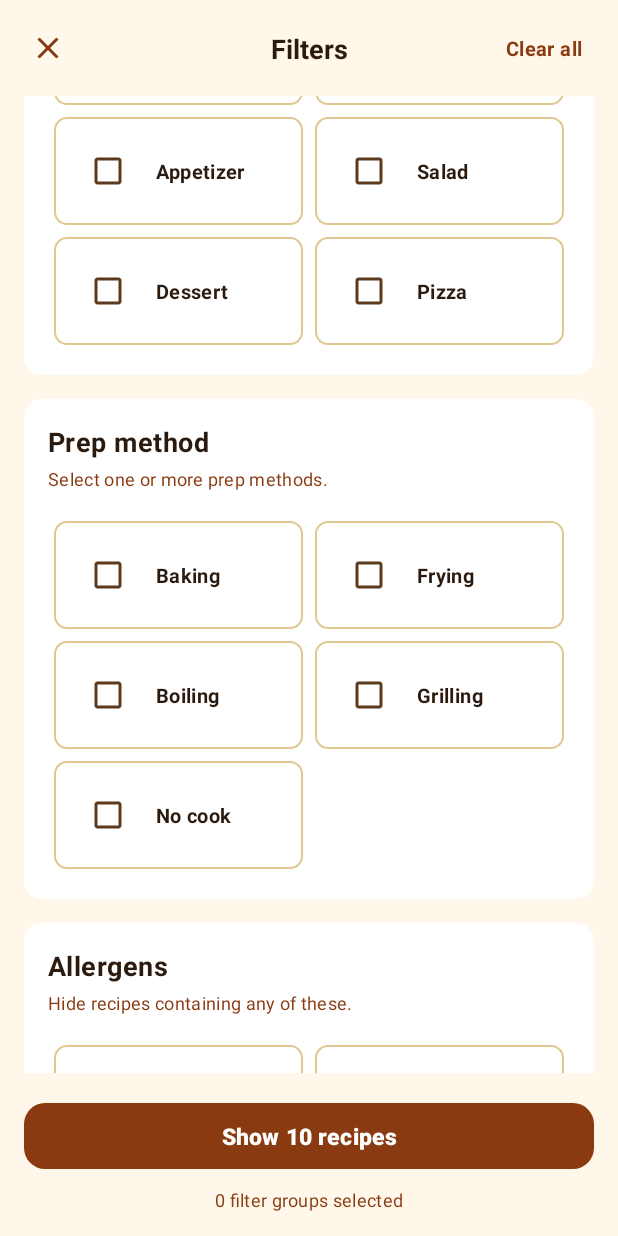
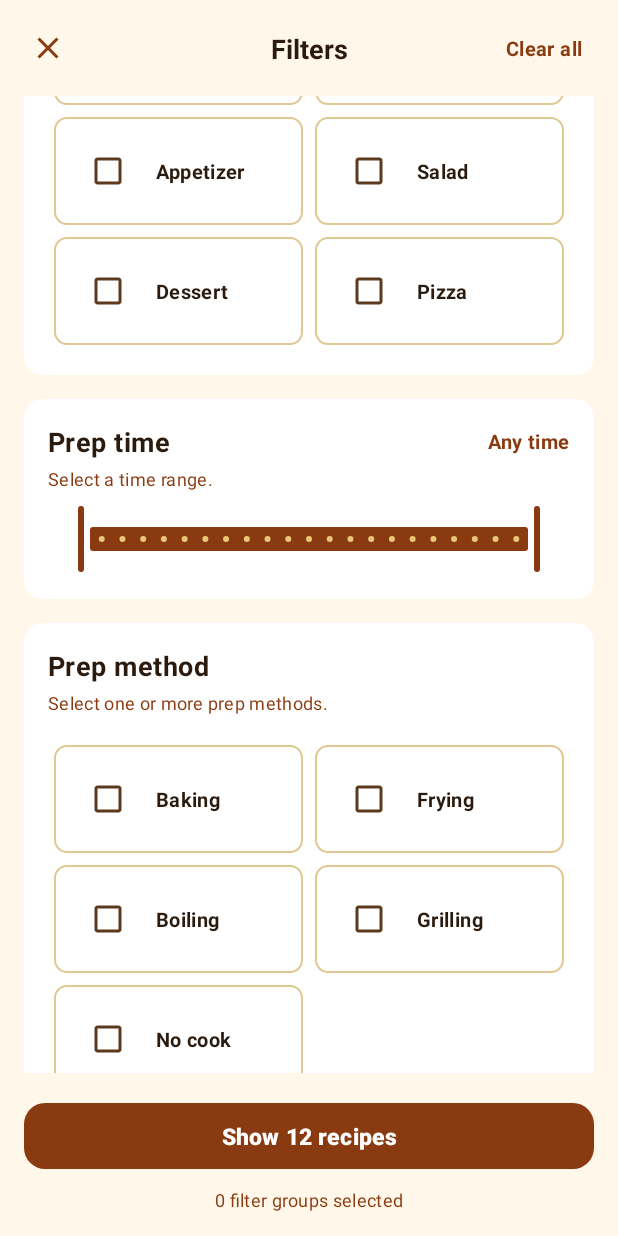
Before and after one commit to milicacorilic/mobilne-aplikacije-projekat-2026, an Android app: the FiltersFragment screen opened through its navigation route, scrolled down 1366 dp, on a phone screen of 412 x 824 dp. Run offline under Robolectric (Android 15) with nearby library versions, the phone set to English and light mode, and no system bars; our stand-ins replace navigation-ui.

Commit message:
feat: add prep time slider and update sample data

```diff
--- a/app/src/main/java/com/example/recipe_app/model/FakeData.java
+++ b/app/src/main/java/com/example/recipe_app/model/FakeData.java
@@ -58,6 +58,17 @@ public class FakeData {
                 "Rich and moist.",
                 DishType.CAKE, MealType.DESSERT, DietType.VEGETARIAN, PrepMethod.BAKING,
                 new Allergen[]{Allergen.GLUTEN, Allergen.LACTOSE}));
+        list.add(makeRecipe(11, "Lentil Soup", "Pera Peric", 4, 40, "lentil_soup", 4.5f,
+                "Hearty and warming.",
+                DishType.SOUP, MealType.LUNCH, DietType.LENT, PrepMethod.BOILING,
+                new Allergen[]{}));
+
+        list.add(makeRecipe(12, "Chrono salad", "Pera Peric", 2, 20, "chrono_salad", 4.2f,
+                "Light and balanced.",
+                DishType.VEGETABLE_DISH, MealType.SALAD, DietType.CHRONO, PrepMethod.NO_COOK,
+                new Allergen[]{}));
+
+        for (Recipe r : list) r.Steps.addAll(getSteps());
 
         for (Recipe r : list) r.Steps.addAll(getSteps());
         return list;
--- a/app/src/main/java/com/example/recipe_app/ui/search/FiltersFragment.java
+++ b/app/src/main/java/com/example/recipe_app/ui/search/FiltersFragment.java
@@ -1,6 +1,7 @@
 package com.example.recipe_app.ui.search;
 
 import android.os.Bundle;
+import android.view.LayoutInflater;
 import android.view.View;
 import android.widget.LinearLayout;
 import android.widget.TextView;
@@ -21,6 +22,7 @@ import com.example.recipe_app.model.enums.MealType;
 import com.example.recipe_app.model.enums.PrepMethod;
 import com.example.recipe_app.util.DisplayNames;
 import com.google.android.material.button.MaterialButton;
+import com.google.android.material.slider.RangeSlider;
 
 import java.util.ArrayList;
 import java.util.List;
@@ -35,6 +37,7 @@ public class FiltersFragment extends Fragment {
     private MaterialButton buttonShowRecipes;
     private TextView textGroupsSelected;
     private LinearLayout sectionsContainer;
+    private TextView textTimeRangeLabel;
 
     public FiltersFragment() {
         super(R.layout.fragment_filters);
@@ -78,7 +81,7 @@ public class FiltersFragment extends Fragment {
     }
 
     private void buildSections() {
-        // 1. Dish type
+        // 1. Dish Type
         DishType[] dishValues = DishType.values();
         String[] dishLabels = new String[dishValues.length];
         for (int i = 0; i < dishValues.length; i++) {
@@ -89,7 +92,7 @@ public class FiltersFragment extends Fragment {
                 getString(R.string.filters_dish_type_helper),
                 dishValues, dishLabels, draftFilter.dishTypes);
 
-        // 2. Diet type
+        // 2. Diet Type (Excluding REGULAR)
         List<DietType> dietList = new ArrayList<>();
         for (DietType d : DietType.values()) {
             if (d != DietType.REGULAR) dietList.add(d);
@@ -115,7 +118,10 @@ public class FiltersFragment extends Fragment {
                 getString(R.string.filters_meal_helper),
                 mealValues, mealLabels, draftFilter.mealTypes);
 
-        // 4. Prep method
+        // 4. Prep Time (Inserted after Meal)
+        addTimeSection();
+
+        // 5. Prep Method
         PrepMethod[] methodValues = PrepMethod.values();
         String[] methodLabels = new String[methodValues.length];
         for (int i = 0; i < methodValues.length; i++) {
@@ -126,7 +132,7 @@ public class FiltersFragment extends Fragment {
                 getString(R.string.filters_method_helper),
                 methodValues, methodLabels, draftFilter.prepMethods);
 
-        // 5. Allergens
+        // 6. Allergens
         Allergen[] allergenValues = Allergen.values();
         String[] allergenLabels = new String[allergenValues.length];
         for (int i = 0; i < allergenValues.length; i++) {
@@ -146,6 +152,49 @@ public class FiltersFragment extends Fragment {
         sectionsContainer.addView(section);
     }
 
+    private void addTimeSection() {
+        View timeView = LayoutInflater.from(requireContext()).inflate(R.layout.view_filter_time_section, sectionsContainer, false);
+
+        RangeSlider slider = timeView.findViewById(R.id.rangeSlider);
+        textTimeRangeLabel = timeView.findViewById(R.id.textTimeRangeLabel);
+
+        // Format the bubble labels on the thumbs
+        slider.setLabelFormatter(v -> DisplayNames.time(Math.round(v)));
+
+        // Set initial values from the draft
+        List<Float> values = new ArrayList<>();
+        values.add((float) draftFilter.minMinutes);
+        values.add((float) draftFilter.maxMinutes);
+        slider.setValues(values);
+
+        updateTimeLabel(draftFilter.minMinutes, draftFilter.maxMinutes);
+
+        slider.addOnChangeListener((rangeSlider, value, fromUser) -> {
+            List<Float> currentValues = rangeSlider.getValues();
+            int min = Math.round(currentValues.get(0));
+            int max = Math.round(currentValues.get(1));
+
+            draftFilter.minMinutes = min;
+            draftFilter.maxMinutes = max;
+
+            updateTimeLabel(min, max);
+            updateBottomBar();
+        });
+
+        sectionsContainer.addView(timeView);
+    }
+
+    private void updateTimeLabel(int min, int max) {
+        if (min == RecipeFilter.DEFAULT_MIN_TIME && max == RecipeFilter.DEFAULT_MAX_TIME) {
+            textTimeRangeLabel.setText(R.string.filters_time_any);
+        } else {
+            String minStr = DisplayNames.time(min);
+            // Show "2 hr+" if the upper limit is at the default maximum
+            String maxStr = (max == RecipeFilter.DEFAULT_MAX_TIME) ? "2 hr+" : DisplayNames.time(max);
+            textTimeRangeLabel.setText(minStr + " – " + maxStr);
+        }
+    }
+
     private void updateBottomBar() {
         int groups = draftFilter.activeGroupCount();
         textGroupsSelected.setText(getResources().getQuantityString(
--- a/app/src/main/java/com/example/recipe_app/util/DisplayNames.java
+++ b/app/src/main/java/com/example/recipe_app/util/DisplayNames.java
@@ -48,8 +48,16 @@ public class DisplayNames {
         return formatEnum(allergen.name());
     }
 
+    public static String time(int minutes) {
+        if (minutes < 60) return minutes + " min";
+        int hours = minutes / 60;
+        int mins = minutes % 60;
+        if (mins == 0) return hours + " hr";
+        return hours + " hr " + mins + " min";
+    }
+
     private static String formatEnum(String name) {
-        String formatted = name.replace("_", " ").toLowerCase(java.util.Locale.ROOT);
-        return formatted.substring(0, 1).toUpperCase(java.util.Locale.ROOT) + formatted.substring(1);
+        String formatted = name.replace("_", " ").toLowerCase(Locale.ROOT);
+        return formatted.substring(0, 1).toUpperCase(Locale.ROOT) + formatted.substring(1);
     }
 }
--- /dev/null
+++ b/app/src/main/res/layout/view_filter_time_section.xml
@@ -0,0 +1,55 @@
+<?xml version="1.0" encoding="utf-8"?>
+<com.google.android.material.card.MaterialCardView xmlns:android="http://schemas.android.com/apk/res/android"
+    xmlns:app="http://schemas.android.com/apk/res-auto"
+    style="@style/Widget.App.CardView"
+    android:layout_width="match_parent"
+    android:layout_height="wrap_content"
+    android:layout_marginBottom="@dimen/spacing_m"
+    app:cardCornerRadius="@dimen/card_corner_radius">
+
+    <LinearLayout
+        android:layout_width="match_parent"
+        android:layout_height="wrap_content"
+        android:orientation="vertical"
+        android:padding="@dimen/spacing_m">
+
+        <LinearLayout
+            android:layout_width="match_parent"
+            android:layout_height="wrap_content"
+            android:orientation="horizontal"
+            android:gravity="center_vertical">
+
+            <TextView
+                style="@style/TextAppearance.App.Label"
+                android:layout_width="0dp"
+                android:layout_height="wrap_content"
+                android:layout_weight="1"
+                android:text="@string/filters_time_title"
+                android:textSize="@dimen/text_subtitle" />
+
+            <TextView
+                android:id="@+id/textTimeRangeLabel"
+                style="@style/TextAppearance.App.Link"
+                android:layout_width="wrap_content"
+                android:layout_height="wrap_content" />
+        </LinearLayout>
+
+        <TextView
+            style="@style/TextAppearance.App.Caption"
+            android:layout_width="match_parent"
+            android:layout_height="wrap_content"
+            android:layout_marginTop="@dimen/spacing_xs"
+            android:layout_marginBottom="@dimen/spacing_s"
+            android:text="@string/filters_time_helper" />
+
+        <!-- REMOVED app:values -->
+        <com.google.android.material.slider.RangeSlider
+            android:id="@+id/rangeSlider"
+            android:layout_width="match_parent"
+            android:layout_height="wrap_content"
+            android:valueFrom="10"
+            android:valueTo="120"
+            android:stepSize="5" />
+
+    </LinearLayout>
+</com.google.android.material.card.MaterialCardView>
--- a/app/src/main/res/values/strings.xml
+++ b/app/src/main/res/values/strings.xml
@@ -154,4 +154,7 @@
     <string name="filters_method_helper">Select one or more prep methods.</string>
     <string name="filters_allergens_title">Allergens</string>
     <string name="filters_allergens_helper">Hide recipes containing any of these.</string>
+    <string name="filters_time_title">Prep time</string>
+    <string name="filters_time_helper">Select a time range.</string>
+    <string name="filters_time_any">Any time</string>
 </resources>
```
